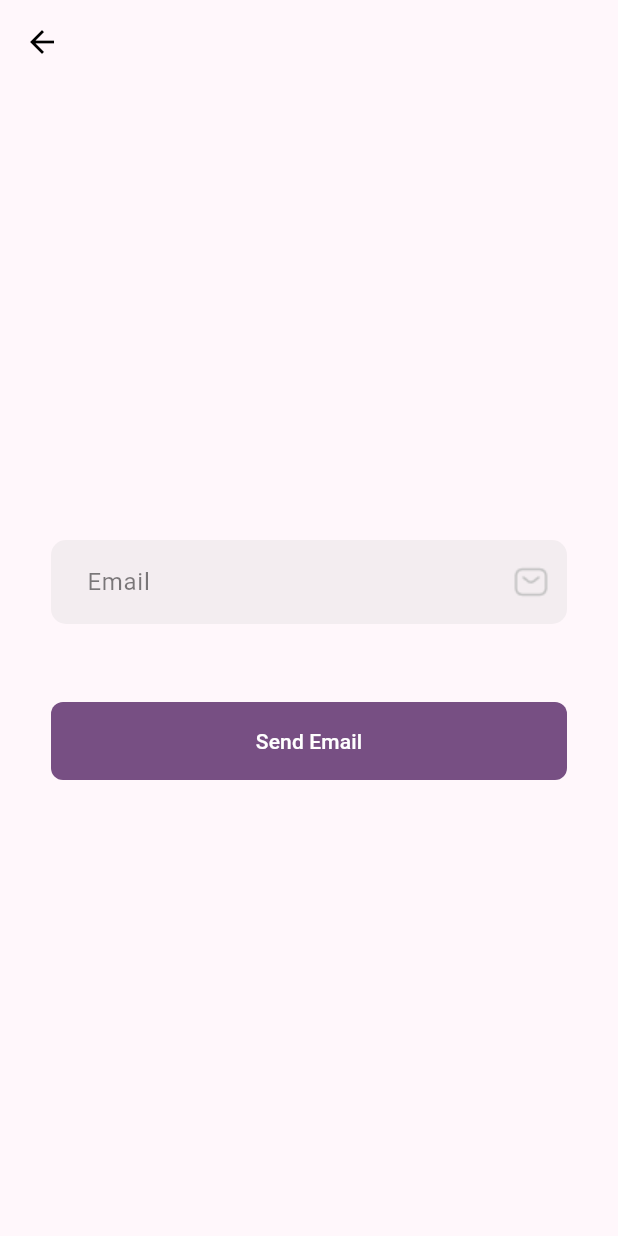
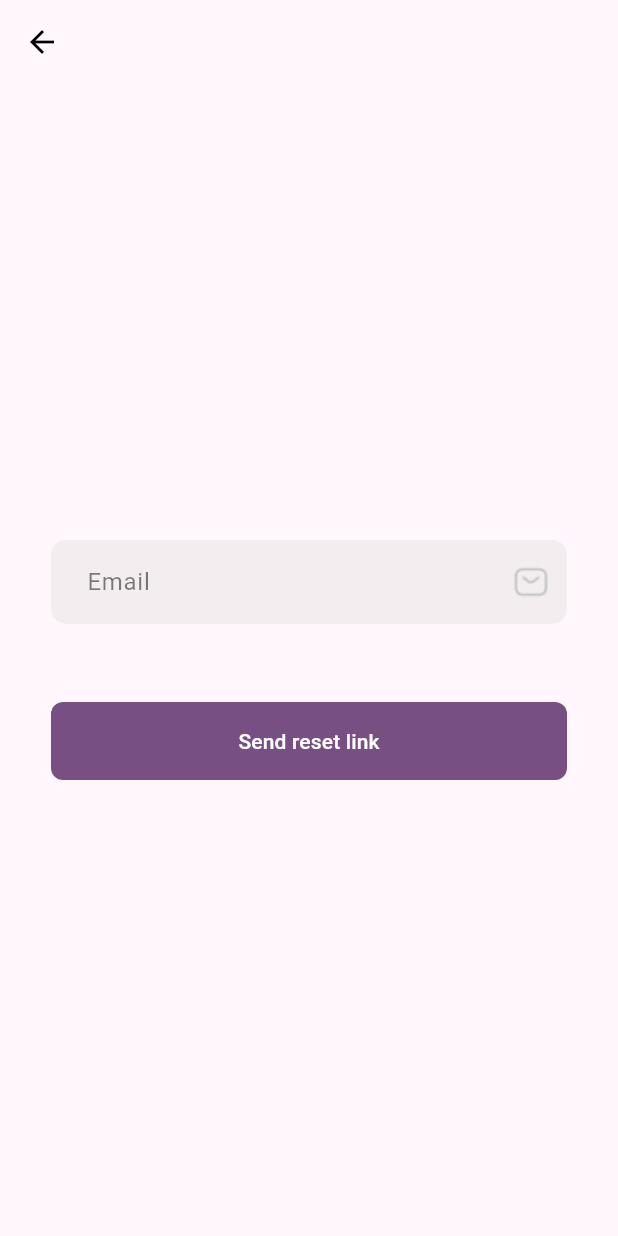
Before and after one commit to NBG-Software/interns-talk-mobile, a Flutter app: the ForgotPasswordPage screen opened directly, on a phone screen of 412 x 824 dp. Run offline on Flutter 3.47's test engine with Material 3 defaults, Android fonts, the phone set to English and light mode, and no system bars; our stand-ins replace dio, equatable, flutter_bloc, flutter_secure_storage, get_it, image_picker and 3 more; missing offline and left inert: chatview; accounts and stored records are empty; generated files the repository leaves out were written again; network calls fail.

Commit message:
Add localization support for forgot password page

```diff
--- a/lib/l10n/app_en.arb
+++ b/lib/l10n/app_en.arb
@@ -16,6 +16,7 @@
     "strongPasswordHint": "Strong Password",
     "confirmPasswordHint": "Confirm Password",
     "haveAccount": "Already have an account?",
+    "sendEmail":"Send reset link",
     "firstNameError": "First name can't be empty",
     "lastNameError": "Last name can't be empty",
     "emailEmptyError": "Please enter an email",
--- a/lib/l10n/app_my.arb
+++ b/lib/l10n/app_my.arb
@@ -16,6 +16,7 @@
     "strongPasswordHint": "စကားဝှက် အသစ်",
     "confirmPasswordHint": "စကားဝှက် အတည်ပြုပါ",
     "haveAccount": "အကောင့်ရှိပြီးသားလား?",
+    "sendEmail":"Reset လင့်ခ်ကို ပို့မည်",
     "firstNameError": "မည်သူ့အမည် ထည့်ရန် လိုအပ်သည်",
     "lastNameError": "မျိုးနွယ်အမည် ထည့်ရန် လိုအပ်သည်",
     "emailEmptyError": "အီးမေးလ် ထည့်ပါ",
--- a/lib/ui/pages/forgot_password_page.dart
+++ b/lib/ui/pages/forgot_password_page.dart
@@ -1,6 +1,7 @@
 import 'package:flutter/material.dart';
 import 'package:flutter_bloc/flutter_bloc.dart';
 import 'package:interns_talk_mobile/common/custom_text_form_field.dart';
+import 'package:interns_talk_mobile/common/language_constants.dart';
 import 'package:interns_talk_mobile/common/validators.dart';
 import 'package:interns_talk_mobile/ui/bloc/auth_bloc.dart';
 import 'package:interns_talk_mobile/ui/pages/login_page.dart';
@@ -85,7 +86,7 @@ class _BodyViewState extends State<_BodyView> {
                     iconColor: kIconColorGrey,
                     keyboardType: TextInputType.emailAddress,
                     autoValidateMode: AutovalidateMode.onUserInteraction,
-                    hintText: kEmailHintText,
+                    hintText: translation(context).emailHint,
                     validator: Validators.emailValidator,
                     fillColor: kTextFieldContainer,
                     hintTextColor: kHintTextColor,
@@ -118,7 +119,7 @@ class _BodyViewState extends State<_BodyView> {
                     _summitForm();
                   }
                 },
-                child: Text('Send Email')),
+                child: Text(translation(context).sendEmail)),
           ],
         ),
       ),
```
